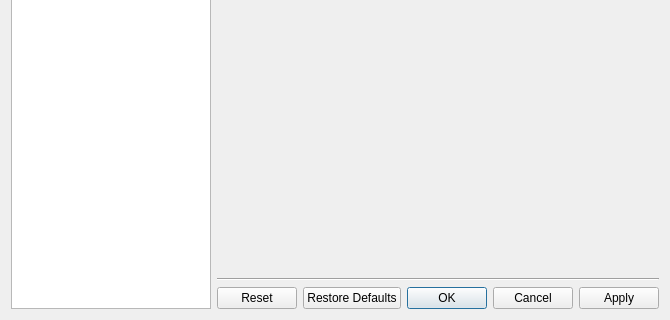
First picture: the form in src/bomi/ui/prefdialog.ui, repository bylee20/bomi, before the edit; both pictures show x 0 to 670 and y 373 to 693 of the 670 by 693 pixel window.
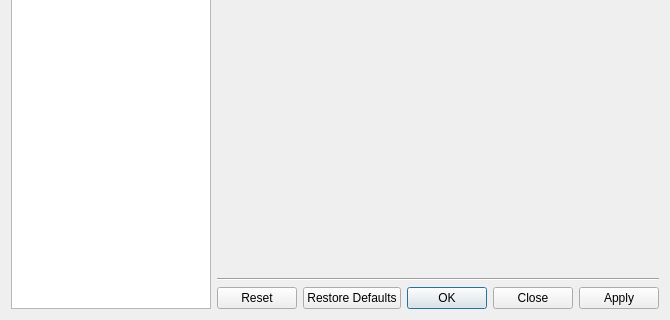
Second picture: the form after the edit. Icons and pictures are not drawn. Custom widgets are drawn as their Qt base class.

Commit message: * Fix: show Close button instead of Cancel in preferences dialog

Diff of the .ui file:
```diff
--- a/src/bomi/ui/prefdialog.ui
+++ b/src/bomi/ui/prefdialog.ui
@@ -2765,7 +2765,7 @@
         <enum>Qt::Horizontal</enum>
        </property>
        <property name="standardButtons">
-        <set>QDialogButtonBox::Apply|QDialogButtonBox::Cancel|QDialogButtonBox::Ok|QDialogButtonBox::Reset|QDialogButtonBox::RestoreDefaults</set>
+        <set>QDialogButtonBox::Apply|QDialogButtonBox::Close|QDialogButtonBox::Ok|QDialogButtonBox::Reset|QDialogButtonBox::RestoreDefaults</set>
        </property>
       </widget>
      </item>
```
The commit also changes 1 other file.
